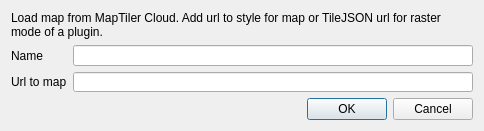
maptiler/qgis-maptiler-plugin, file edit_connection_dialog_base.ui: the form before one commit.
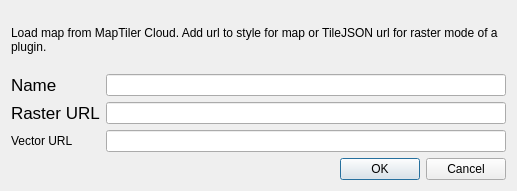
The form after the commit.

```diff
--- a/edit_connection_dialog_base.ui
+++ b/edit_connection_dialog_base.ui
@@ -6,8 +6,8 @@
    <rect>
     <x>0</x>
     <y>0</y>
-    <width>479</width>
-    <height>126</height>
+    <width>504</width>
+    <height>191</height>
    </rect>
   </property>
   <property name="sizePolicy">
@@ -35,7 +35,7 @@
    <item>
     <widget class="QLabel" name="label_3">
      <property name="sizePolicy">
-      <sizepolicy hsizetype="Preferred" vsizetype="Minimum">
+      <sizepolicy hsizetype="Preferred" vsizetype="Preferred">
        <horstretch>0</horstretch>
        <verstretch>0</verstretch>
       </sizepolicy>
@@ -56,6 +56,34 @@
    </item>
    <item>
     <layout class="QGridLayout" name="gridLayout">
+     <item row="0" column="1">
+      <widget class="QLineEdit" name="nameLineEdit">
+       <property name="enabled">
+        <bool>true</bool>
+       </property>
+       <property name="sizePolicy">
+        <sizepolicy hsizetype="Expanding" vsizetype="Fixed">
+         <horstretch>0</horstretch>
+         <verstretch>0</verstretch>
+        </sizepolicy>
+       </property>
+       <property name="minimumSize">
+        <size>
+         <width>400</width>
+         <height>0</height>
+        </size>
+       </property>
+       <property name="maximumSize">
+        <size>
+         <width>16777215</width>
+         <height>16777215</height>
+        </size>
+       </property>
+       <property name="maxLength">
+        <number>200</number>
+       </property>
+      </widget>
+     </item>
      <item row="0" column="0">
       <widget class="QLabel" name="label">
        <property name="sizePolicy">
@@ -66,7 +94,7 @@
        </property>
        <property name="font">
         <font>
-         <pointsize>9</pointsize>
+         <pointsize>13</pointsize>
         </font>
        </property>
        <property name="text">
@@ -74,34 +102,6 @@
        </property>
       </widget>
      </item>
-     <item row="0" column="1">
-      <widget class="QLineEdit" name="name_txt">
-       <property name="enabled">
-        <bool>true</bool>
-       </property>
-       <property name="sizePolicy">
-        <sizepolicy hsizetype="Expanding" vsizetype="Fixed">
-         <horstretch>0</horstretch>
-         <verstretch>0</verstretch>
-        </sizepolicy>
-       </property>
-       <property name="minimumSize">
-        <size>
-         <width>400</width>
-         <height>0</height>
-        </size>
-       </property>
-       <property name="maximumSize">
-        <size>
-         <width>16777215</width>
-         <height>16777215</height>
-        </size>
-       </property>
-       <property name="maxLength">
-        <number>200</number>
-       </property>
-      </widget>
-     </item>
      <item row="1" column="0">
       <widget class="QLabel" name="label_2">
        <property name="enabled">
@@ -115,11 +115,11 @@
        </property>
        <property name="font">
         <font>
-         <pointsize>9</pointsize>
+         <pointsize>13</pointsize>
         </font>
        </property>
        <property name="text">
-        <string>Url to map</string>
+        <string>Raster URL</string>
        </property>
       </widget>
      </item>
@@ -154,6 +154,16 @@
        </property>
       </widget>
      </item>
+     <item row="2" column="0">
+      <widget class="QLabel" name="label_4">
+       <property name="text">
+        <string>Vector URL</string>
+       </property>
+      </widget>
+     </item>
+     <item row="2" column="1">
+      <widget class="QLineEdit" name="vectorLineEdit"/>
+     </item>
     </layout>
    </item>
    <item>
```
Left out of the diff: 2 changed lines with no effect on the pictures.
